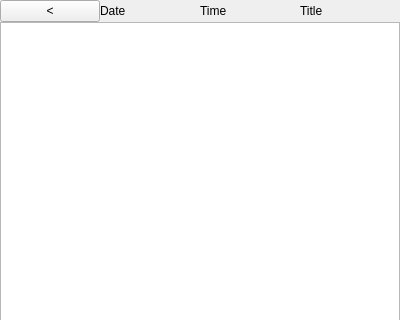
zeng450026937/Record, file Recorder/scenes/conf_detail.ui: the form before one commit; both pictures show x 0 to 400 and y 0 to 320 of the 400 by 642 pixel window.
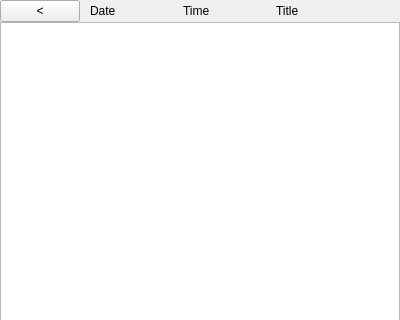
The form after the commit.

What changed in the file:
```diff
--- a/Recorder/scenes/conf_detail.ui
+++ b/Recorder/scenes/conf_detail.ui
@@ -34,7 +34,7 @@
    </item>
    <item row="0" column="0">
     <widget class="QFrame" name="frame">
-     <layout class="QGridLayout" name="gridLayout">
+     <layout class="QGridLayout" name="gridLayout" columnstretch="1,4,4,6">
       <property name="leftMargin">
        <number>0</number>
       </property>
@@ -47,7 +47,10 @@
       <property name="bottomMargin">
        <number>0</number>
       </property>
-      <property name="spacing">
+      <property name="horizontalSpacing">
+       <number>10</number>
+      </property>
+      <property name="verticalSpacing">
        <number>0</number>
       </property>
       <item row="0" column="0">
```
